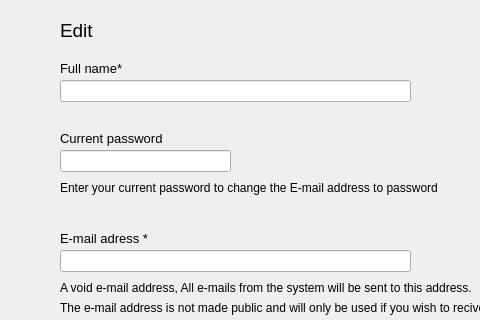
Above: code/qtApp/staffpage.ui from stoptherock1/HSM before the change; both pictures show x 0 to 480 and y 0 to 320 of the 813 by 667 pixel window. Below: the same form after it.
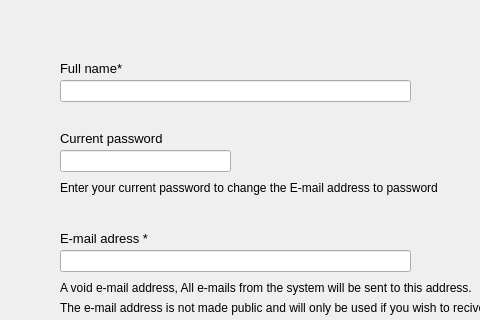
That is the form after the change.

Patch:
```diff
--- a/code/qtApp/staffpage.ui
+++ b/code/qtApp/staffpage.ui
@@ -121,24 +121,6 @@
     </rect>
    </property>
   </widget>
-  <widget class="QLabel" name="label_21">
-   <property name="geometry">
-    <rect>
-     <x>60</x>
-     <y>20</y>
-     <width>53</width>
-     <height>21</height>
-    </rect>
-   </property>
-   <property name="font">
-    <font>
-     <pointsize>14</pointsize>
-    </font>
-   </property>
-   <property name="text">
-    <string>Edit </string>
-   </property>
-  </widget>
   <widget class="QLabel" name="label_22">
    <property name="geometry">
     <rect>
```
